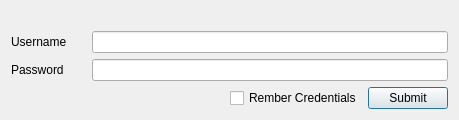
Before: the Qt Designer form DTL/gui/widgets/views/loginwidget.ui in rocktavious/DevToolsLib, drawn with Qt 5.
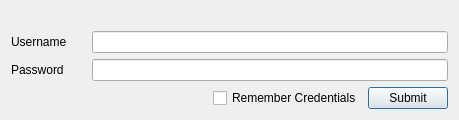
After: the same form once the commit is applied.

Commit message: Spelling mistake

Diff of the .ui file:
```diff
--- a/DTL/gui/widgets/views/loginwidget.ui
+++ b/DTL/gui/widgets/views/loginwidget.ui
@@ -85,7 +85,7 @@
      <item>
       <widget class="QCheckBox" name="ui_saveOption">
        <property name="text">
-        <string>Rember Credentials</string>
+        <string>Remember Credentials</string>
        </property>
       </widget>
      </item>
```
